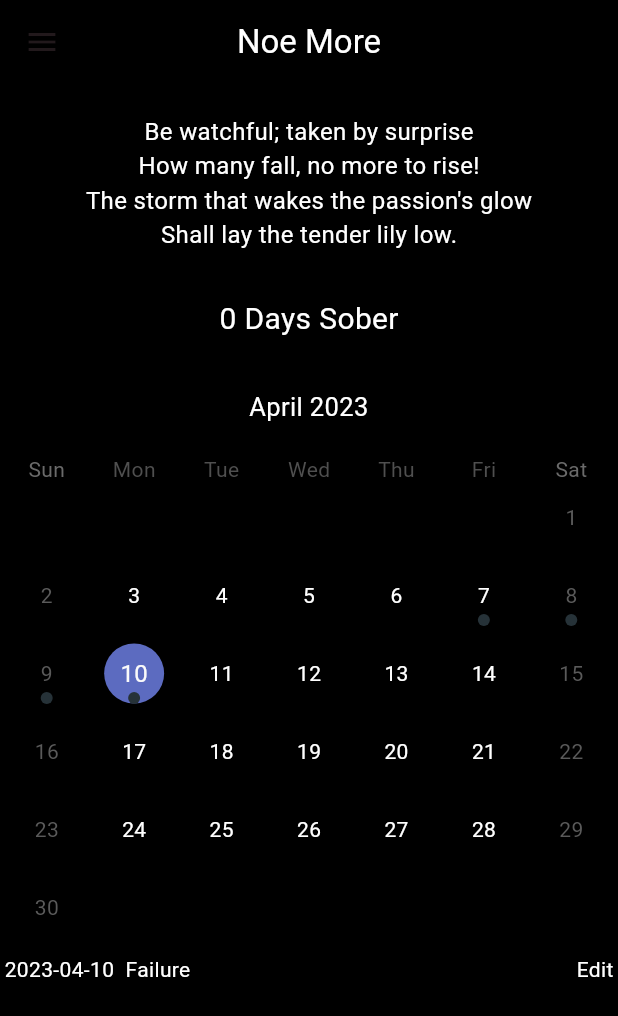
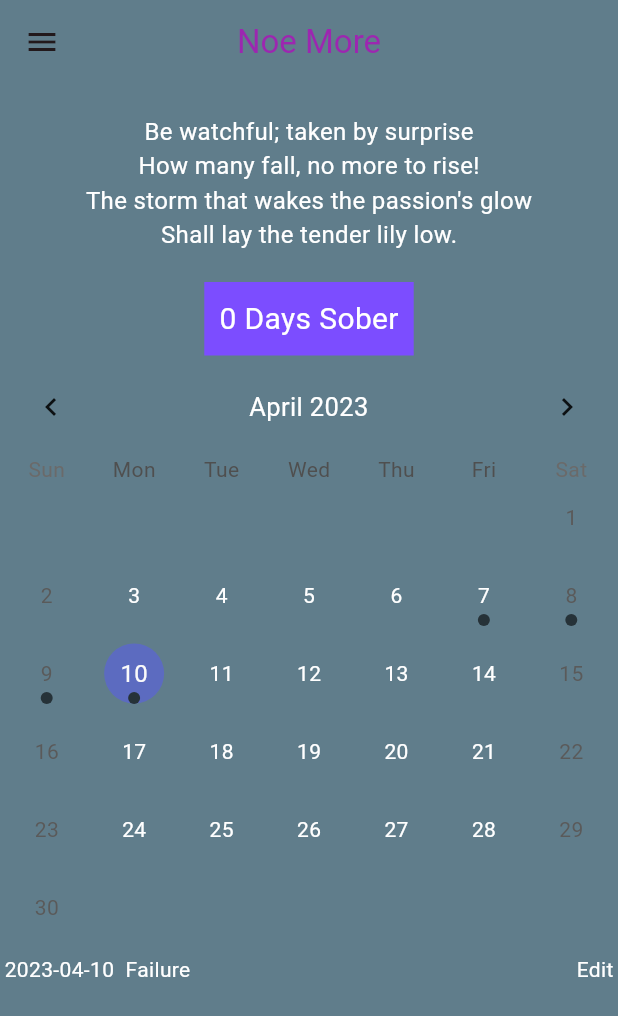
Before and after one commit to matt0681/Addiction-Recovery-App, a Flutter app: the screen it shows after launch, in the side drawer, after a tap on "Tracker Home", on a phone screen of 412 x 824 dp. Shown: the top 1016 px of the screen. Run offline on Flutter 3.47's test engine with Material 2 defaults, Android fonts, the phone set to English and light mode, and no system bars; drawn by our look-alikes of table_calendar; our stand-ins replace flutter_native_splash; missing offline and left inert: dart:ffi.

Commit message:
got the navigation bar working! Made small graphical changes.

```diff
--- a/lib/screens/home_page.dart
+++ b/lib/screens/home_page.dart
@@ -1,4 +1,8 @@
+import 'dart:ffi';
+
 import 'package:flutter/material.dart';
+import 'package:noe_more/screens/resources_page.dart';
+import 'package:noe_more/screens/settings_page.dart';
 import 'package:noe_more/screens/tracker_page.dart';
 
 
@@ -9,6 +13,13 @@
 }
 
 class _MyHomePageState extends State<MyHomePage> {
+  int currentPageIndex = 0;
+  final pages = [
+    TrackerPage(),
+    ResourcesPage(),
+    SettingsPage(),
+  ];
+
   @override
   Widget build(BuildContext context) {
     // This widget variable holds information for the about page popup.
@@ -27,28 +38,24 @@
       ),
     ];
 
-
     return Scaffold(
 
       appBar: AppBar(
         centerTitle: true,
-        title: const Text('Noe More', style: TextStyle(color: Colors.white),
+        title: const Text('Noe More', style: TextStyle(color: Colors.purple),
         ),
-        backgroundColor: Colors.black,
+        backgroundColor: Colors.blueGrey,
       ),
 
 
       drawer: Drawer(
-        backgroundColor: Colors.grey,
+        backgroundColor: Colors.blueGrey,
         child: ListView(
           // Important: Remove any padding from listview.
           padding: EdgeInsets.zero,
           children: <Widget>[
 
             DrawerHeader(
-              // decoration: BoxDecoration(
-              //   color: Colors.black87,
-              // ),
               child: Column(
                 children: [
                   Text('Noe More', style: TextStyle(color: Colors.white, fontSize: 20)),
@@ -62,6 +69,7 @@
               title: Text('Tracker Home'),
               onTap: () {
                 Navigator.pop(context);
+                setState(() { currentPageIndex = 0; });
               },
             ),
 
@@ -70,6 +78,7 @@
               title: Text('Resources'),
               onTap: () {
                 Navigator.pop(context);
+                setState(() { currentPageIndex = 1; });
               },
             ),
 
@@ -78,6 +87,7 @@
               title: Text('Settings'),
               onTap: () {
                 Navigator.pop(context);
+                setState(() { currentPageIndex = 2; });
               },
             ),
 
@@ -93,16 +103,7 @@
         ),
       ),
 
-
-      body: TrackerPage(),
-      // body: Center(
-      //   child: Column(
-      //     children: <Widget>[
-      //       SizedBox(height: 50,),
-      //       Text('Testing'),
-      //     ],
-      //   ),
-      // )
+      body: pages[currentPageIndex],
     );
   }
 }
--- a/lib/screens/tracker_page.dart
+++ b/lib/screens/tracker_page.dart
@@ -92,18 +92,17 @@
   Widget build(BuildContext context) {
     //var appState = context.watch<MyAppState>();
     print(tracker_events_list.toString());
-    print("hello?");
 
     return Scaffold(
       body: Container(
-        color: Colors.black,
+        color: Colors.blueGrey,
         height: MediaQuery.of(context).size.height,
         width: MediaQuery.of(context).size.width,
         child: Column(
           children: <Widget>[
             Container(
               padding: EdgeInsets.all(20),
-              color: Colors.black,
+              color: Colors.blueGrey,
               child: Column(
                 children: [
                   Text(
@@ -129,7 +128,7 @@
 
             Container(
               padding: EdgeInsets.all(10),
-              color: Colors.black,
+              color: Colors.deepPurpleAccent,
               child: Text(
                 '0 Days Sober',
                 // '${appState.timeSober} Days Sober',
```
